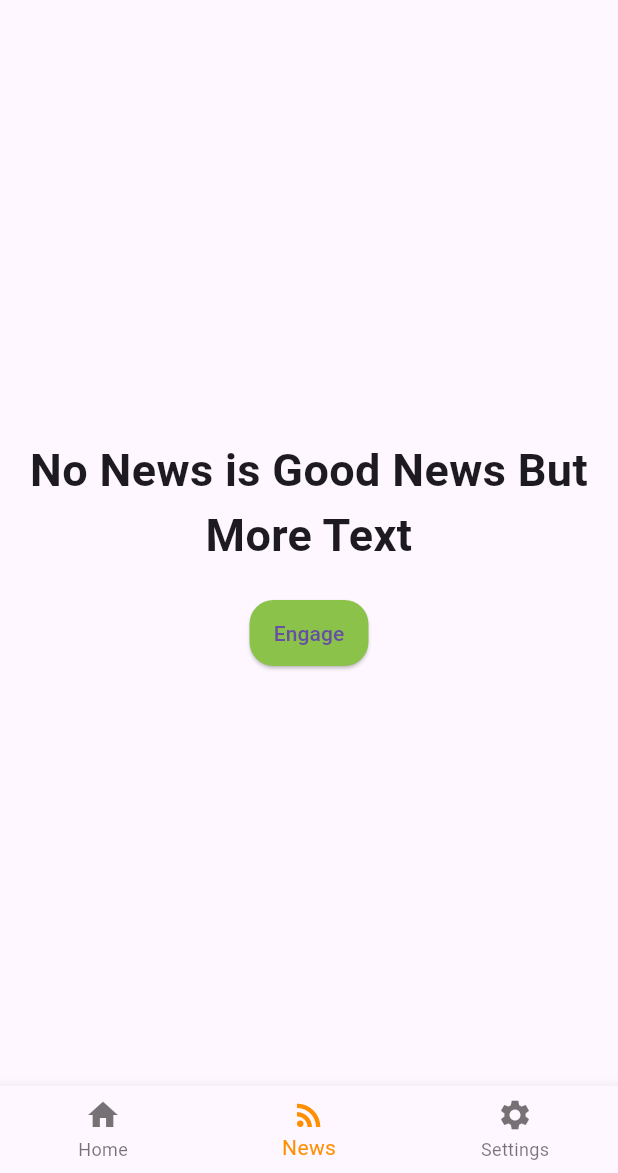
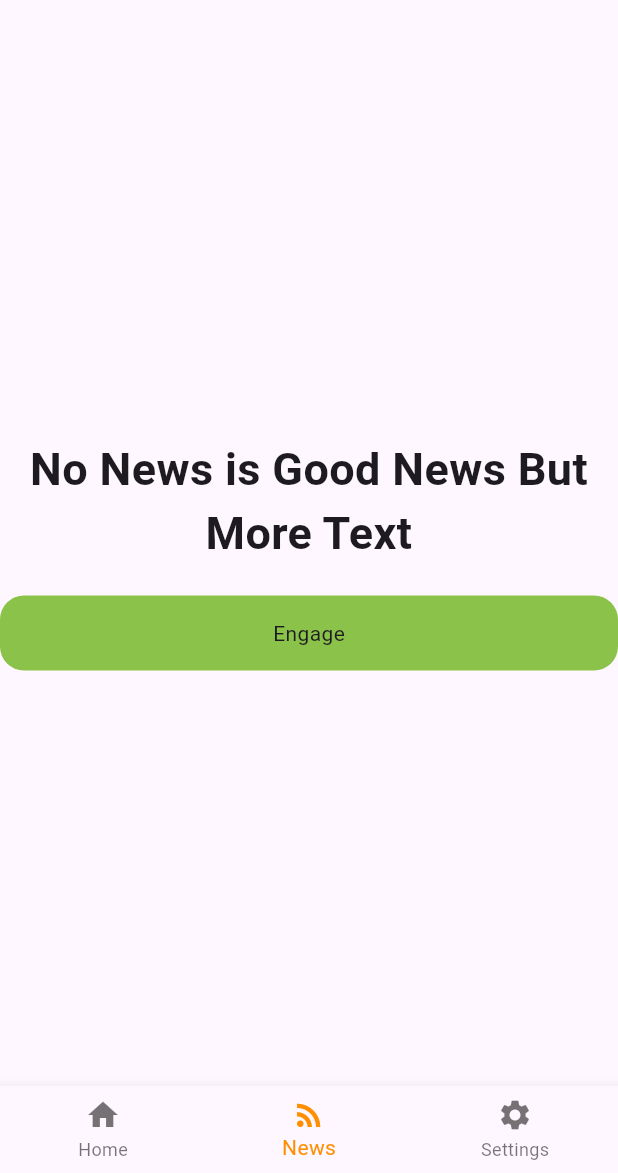
Before and after one commit to smashedr/tibs3dprints-flutter, a Flutter app: the screen it shows after launch, item 2 of the bottom bar chosen, on a phone screen of 412 x 824 dp, the part 63-1236 px from its top. Run offline on Flutter 3.47's test engine with Material 3 defaults, Android fonts, the phone set to English and light mode, and no system bars; our stand-ins replace settings_ui, webview_flutter.

Commit message:
add button SFDOHJKSDFUIOPASDEGFOPU

```diff
--- a/lib/pages/news_page.dart
+++ b/lib/pages/news_page.dart
@@ -27,18 +27,25 @@ class MyButton extends StatelessWidget {
 
   @override
   Widget build(BuildContext context) {
-    return ElevatedButton(
-      onPressed: () {
-        print('MyButton was tapped! (that ass)');
-      },
-      style: ElevatedButton.styleFrom(
-        backgroundColor: Colors.lightGreen[500],  // <-- use backgroundColor here
-        shape: RoundedRectangleBorder(
-          borderRadius: BorderRadius.circular(16),
+    return Material(
+      color: Colors.lightGreen[500],
+      borderRadius: BorderRadius.circular(16),
+      clipBehavior: Clip.antiAlias,
+      child: InkWell(
+        borderRadius: BorderRadius.circular(16),
+        onTap: () {
+          print('MyButton was tapped! (that ass)');
+        },
+        child: Container(
+          height: 50,
+          padding: const EdgeInsets.all(8),
+          margin: const EdgeInsets.symmetric(horizontal: 8),
+          decoration: BoxDecoration(
+            borderRadius: BorderRadius.circular(16),
+          ),
+          child: const Center(child: Text('Engage')),
         ),
-        padding: const EdgeInsets.symmetric(horizontal: 16, vertical: 12),
       ),
-      child: const Text('Engage'),
     );
   }
 }
```
